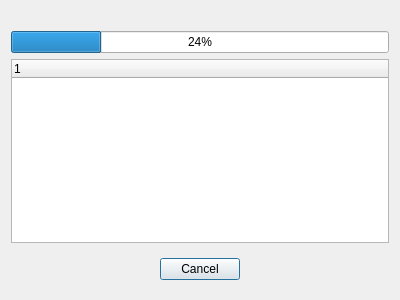
The window that sources/usdprogress.ui (mikaelsundell/usdviewer) describes before a commit, drawn with Qt 5.
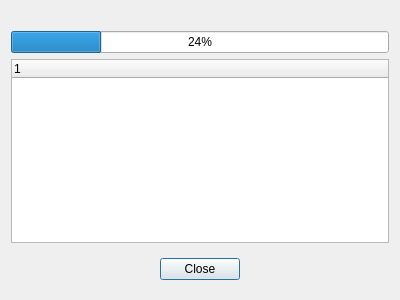
The same window after the commit.

```diff
--- a/sources/usdprogress.ui
+++ b/sources/usdprogress.ui
@@ -56,7 +56,7 @@
       <item>
        <widget class="QPushButton" name="cancel">
         <property name="text">
-         <string>Cancel</string>
+         <string>Close</string>
         </property>
        </widget>
       </item>
```
Left out of the diff: 4 changed lines with no effect on the pictures.
